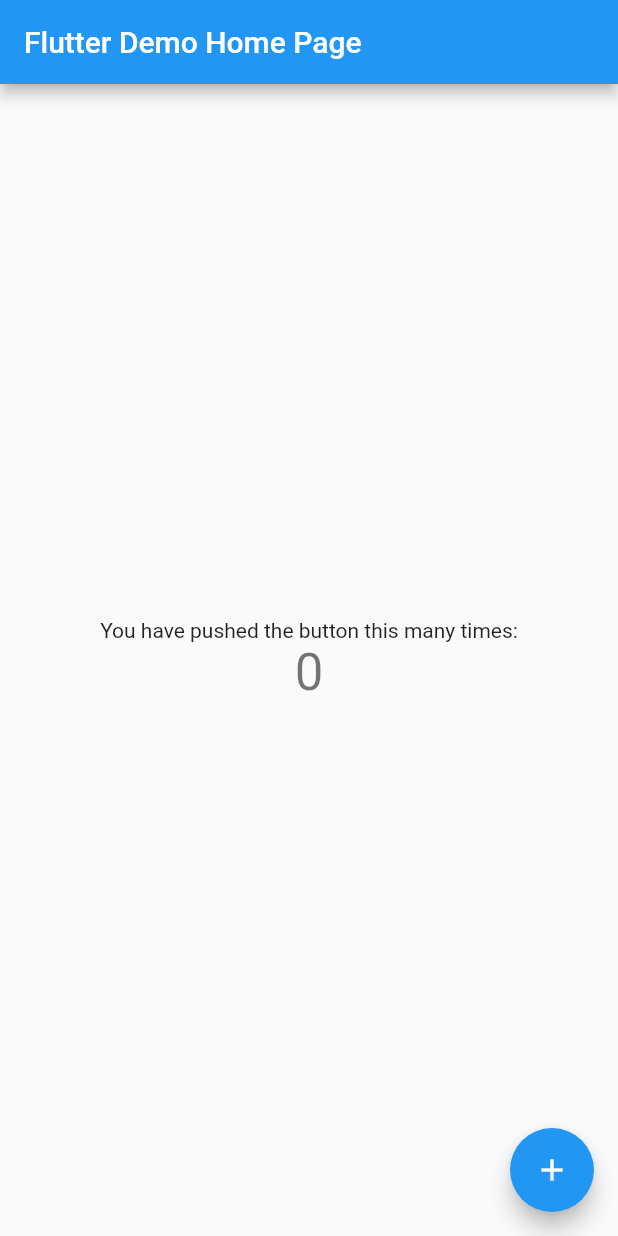
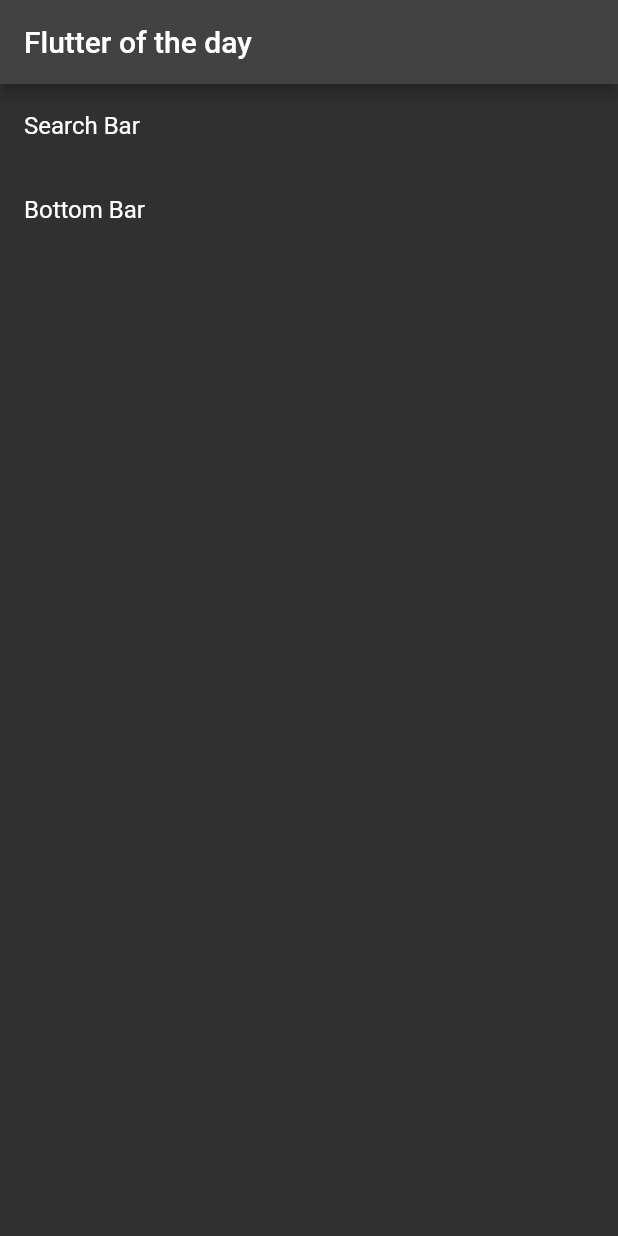
Before and after one commit to im-o/flutter-of-the-day, a Flutter app: the screen it shows after launch, on a phone screen of 412 x 824 dp. Run offline on Flutter 3.47's test engine with Material 2 defaults, Android fonts, the phone set to English and light mode, and no system bars.

Commit message:
:label: setup homePage

```diff
--- /dev/null
+++ b/lib/app.dart
@@ -0,0 +1,15 @@
+import 'package:flutter/material.dart';
+import 'package:flutter_of_the_day/widgets/home_page.dart';
+
+class App extends StatelessWidget {
+  const App({Key? key}) : super(key: key);
+
+  @override
+  Widget build(BuildContext context) {
+    return MaterialApp(
+      debugShowCheckedModeBanner: false,
+      theme: ThemeData.dark(),
+      home: HomePage(),
+    );
+  }
+}
--- /dev/null
+++ b/lib/data/model/widget_model.dart
@@ -0,0 +1,6 @@
+class WidgetModel {
+  final int id;
+  final String name;
+
+  WidgetModel({required this.id, required this.name});
+}
--- a/lib/main.dart
+++ b/lib/main.dart
@@ -1,113 +1,6 @@
 import 'package:flutter/material.dart';
+import 'package:flutter_of_the_day/app.dart';
 
 void main() {
-  runApp(MyApp());
+  runApp(App());
 }
-
-class MyApp extends StatelessWidget {
-  // This widget is the root of your application.
-  @override
-  Widget build(BuildContext context) {
-    return MaterialApp(
-      title: 'Flutter Demo',
-      theme: ThemeData(
-        // This is the theme of your application.
-        //
-        // Try running your application with "flutter run". You'll see the
-        // application has a blue toolbar. Then, without quitting the app, try
-        // changing the primarySwatch below to Colors.green and then invoke
-        // "hot reload" (press "r" in the console where you ran "flutter run",
-        // or simply save your changes to "hot reload" in a Flutter IDE).
-        // Notice that the counter didn't reset back to zero; the application
-        // is not restarted.
-        primarySwatch: Colors.blue,
-      ),
-      home: MyHomePage(title: 'Flutter Demo Home Page'),
-    );
-  }
-}
-
-class MyHomePage extends StatefulWidget {
-  MyHomePage({Key? key, required this.title}) : super(key: key);
-
-  // This widget is the home page of your application. It is stateful, meaning
-  // that it has a State object (defined below) that contains fields that affect
-  // how it looks.
-
-  // This class is the configuration for the state. It holds the values (in this
-  // case the title) provided by the parent (in this case the App widget) and
-  // used by the build method of the State. Fields in a Widget subclass are
-  // always marked "final".
-
-  final String title;
-
-  @override
-  _MyHomePageState createState() => _MyHomePageState();
-}
-
-class _MyHomePageState extends State<MyHomePage> {
-  int _counter = 0;
-
-  void _incrementCounter() {
-    setState(() {
-      // This call to setState tells the Flutter framework that something has
-      // changed in this State, which causes it to rerun the build method below
-      // so that the display can reflect the updated values. If we changed
-      // _counter without calling setState(), then the build method would not be
-      // called again, and so nothing would appear to happen.
-      _counter++;
-    });
-  }
-
-  @override
-  Widget build(BuildContext context) {
-    // This method is rerun every time setState is called, for instance as done
-    // by the _incrementCounter method above.
-    //
-    // The Flutter framework has been optimized to make rerunning build methods
-    // fast, so that you can just rebuild anything that needs updating rather
-    // than having to individually change instances of widgets.
-    return Scaffold(
-      appBar: AppBar(
-        // Here we take the value from the MyHomePage object that was created by
-        // the App.build method, and use it to set our appbar title.
-        title: Text(widget.title),
-      ),
-      body: Center(
-        // Center is a layout widget. It takes a single child and positions it
-        // in the middle of the parent.
-        child: Column(
-          // Column is also a layout widget. It takes a list of children and
-          // arranges them vertically. By default, it sizes itself to fit its
-          // children horizontally, and tries to be as tall as its parent.
-          //
-          // Invoke "debug painting" (press "p" in the console, choose the
-          // "Toggle Debug Paint" action from the Flutter Inspector in Android
-          // Studio, or the "Toggle Debug Paint" command in Visual Studio Code)
-          // to see the wireframe for each widget.
-          //
-          // Column has various properties to control how it sizes itself and
-          // how it positions its children. Here we use mainAxisAlignment to
-          // center the children vertically; the main axis here is the vertical
-          // axis because Columns are vertical (the cross axis would be
-          // horizontal).
-          mainAxisAlignment: MainAxisAlignment.center,
-          children: <Widget>[
-            Text(
-              'You have pushed the button this many times:',
-            ),
-            Text(
-              '$_counter',
-              style: Theme.of(context).textTheme.headline4,
-            ),
-          ],
-        ),
-      ),
-      floatingActionButton: FloatingActionButton(
-        onPressed: _incrementCounter,
-        tooltip: 'Increment',
-        child: Icon(Icons.add),
-      ), // This trailing comma makes auto-formatting nicer for build methods.
-    );
-  }
-}
--- /dev/null
+++ b/lib/widgets/home_page.dart
@@ -0,0 +1,56 @@
+import 'package:flutter/material.dart';
+import 'package:flutter_of_the_day/data/model/widget_model.dart';
+import 'package:flutter_of_the_day/widgets/bottom_nav_bar.dart';
+import 'package:flutter_of_the_day/widgets/search_bar.dart';
+
+class HomePage extends StatefulWidget {
+  const HomePage({Key? key}) : super(key: key);
+
+  @override
+  _HomePageState createState() => _HomePageState();
+}
+
+class _HomePageState extends State<HomePage> {
+  @override
+  Widget build(BuildContext context) {
+    return Scaffold(
+      appBar: AppBar(title: Text("Flutter of the day")),
+      body: _widgetList(),
+    );
+  }
+
+  Widget _widgetList() {
+    List<WidgetModel> widgetItems = [
+      WidgetModel(id: 0, name: "Search Bar"),
+      WidgetModel(id: 1, name: "Bottom Bar"),
+    ];
+    return ListView.builder(
+      itemCount: widgetItems.length,
+      itemBuilder: (context, index) {
+        var name = widgetItems[index].name;
+        var id = widgetItems[index].id;
+        return InkWell(
+          child: ListTile(
+            title: Text(name),
+          ),
+          onTap: () {
+            Navigator.of(context).push(MaterialPageRoute(builder: (context) {
+              var widget;
+              switch (id) {
+                case 0:
+                  widget = SearchBarPage();
+                  break;
+                case 1:
+                  widget = BottomNavBarPage();
+                  break;
+                default:
+                  widget = SearchBarPage();
+              }
+              return widget;
+            }));
+          },
+        );
+      },
+    );
+  }
+}
```
Also changed, not shown: 1 other file.
